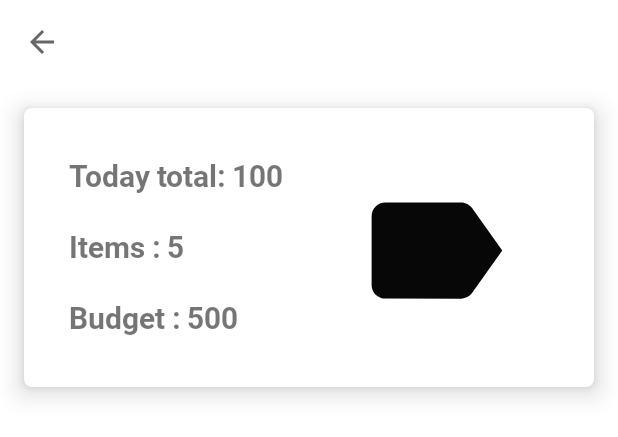
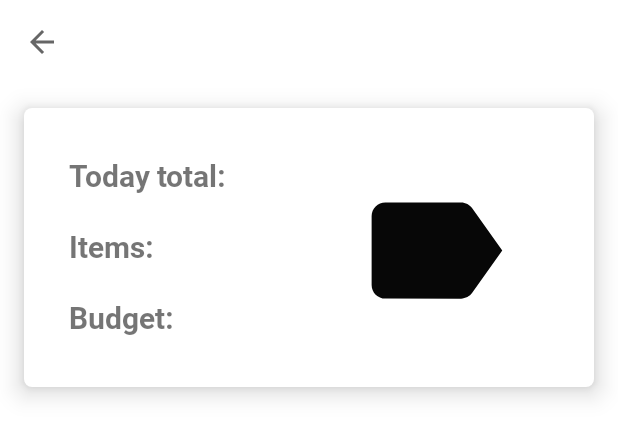
Before and after one commit to prathameshdixit/ExpenseCalculator, an Android app: the layout expense_list_by_category.xml on its own in the app's theme, with its tools: preview values and no code run, on a phone screen of 412 x 824 dp. Shown: the top 437 px of the screen. Run offline under Robolectric (Android 15) with nearby library versions, the phone set to English and light mode, and no system bars.

```diff
--- a/app/src/main/java/edu/sjsu/android/expensetracker/ExpenseListByCategory.java
+++ b/app/src/main/java/edu/sjsu/android/expensetracker/ExpenseListByCategory.java
@@ -92,13 +92,13 @@ public class ExpenseListByCategory extends AppCompatActivity {
         }
 
         long categoryTotal = db.getTodaysExpenseAmountByCategory(category);
-        expenseListByCategoryTotal.setText(getString(R.string.expense_category_list_top_layout_total) + categoryTotal);
+        expenseListByCategoryTotal.setText(getString(R.string.expense_category_list_top_layout_total) + " " + categoryTotal);
 
         long categoryTotalItems = db.getTodaysExpenseItemsCountByCategory(category);
-        expenseListByCategoryItems.setText(getString(R.string.expense_category_list_top_layout_items) + categoryTotalItems);
+        expenseListByCategoryItems.setText(getString(R.string.expense_category_list_top_layout_items) + " " + categoryTotalItems);
 
         long categoryBudget = db.getBudgetByCategory(category);
-        expenseListByCategoryBudget.setText(getString(R.string.expense_category_list_top_layout_budget) + categoryBudget);
+        expenseListByCategoryBudget.setText(getString(R.string.expense_category_list_top_layout_budget) + " "  + categoryBudget);
 
 //        categoryImage.setImageResource(db.getTodaysImageByCategory(category));
 
--- a/app/src/main/res/values/strings.xml
+++ b/app/src/main/res/values/strings.xml
@@ -17,9 +17,9 @@
     <string name="dialogBox_categoryImage_textView">Category Image:</string>
     <string name="no_category_in_list">Empty List</string>
     <string name="category_list_item_name">Category</string>
-    <string name="expense_category_list_top_layout_total">Today total: 100</string>
-    <string name="expense_category_list_top_layout_items">Items : 5</string>
-    <string name="expense_category_list_top_layout_budget">Budget : 500</string>
+    <string name="expense_category_list_top_layout_total">Today total:</string>
+    <string name="expense_category_list_top_layout_items">Items:</string>
+    <string name="expense_category_list_top_layout_budget">Budget:</string>
     <string name="expense_category_textview">category</string>
     <string name="expense_date_textview">Date</string>
     <string name="expense_note_textview">Note</string>
```
Also changed, not shown: 4 other files.
